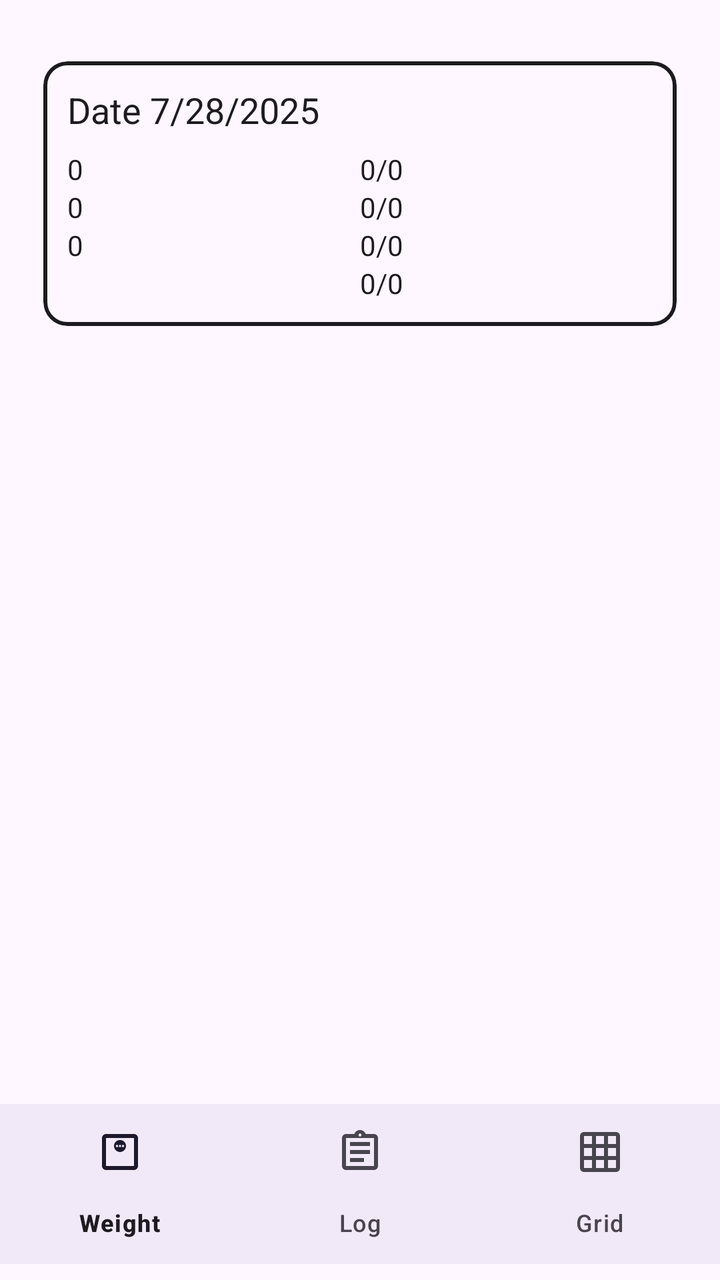
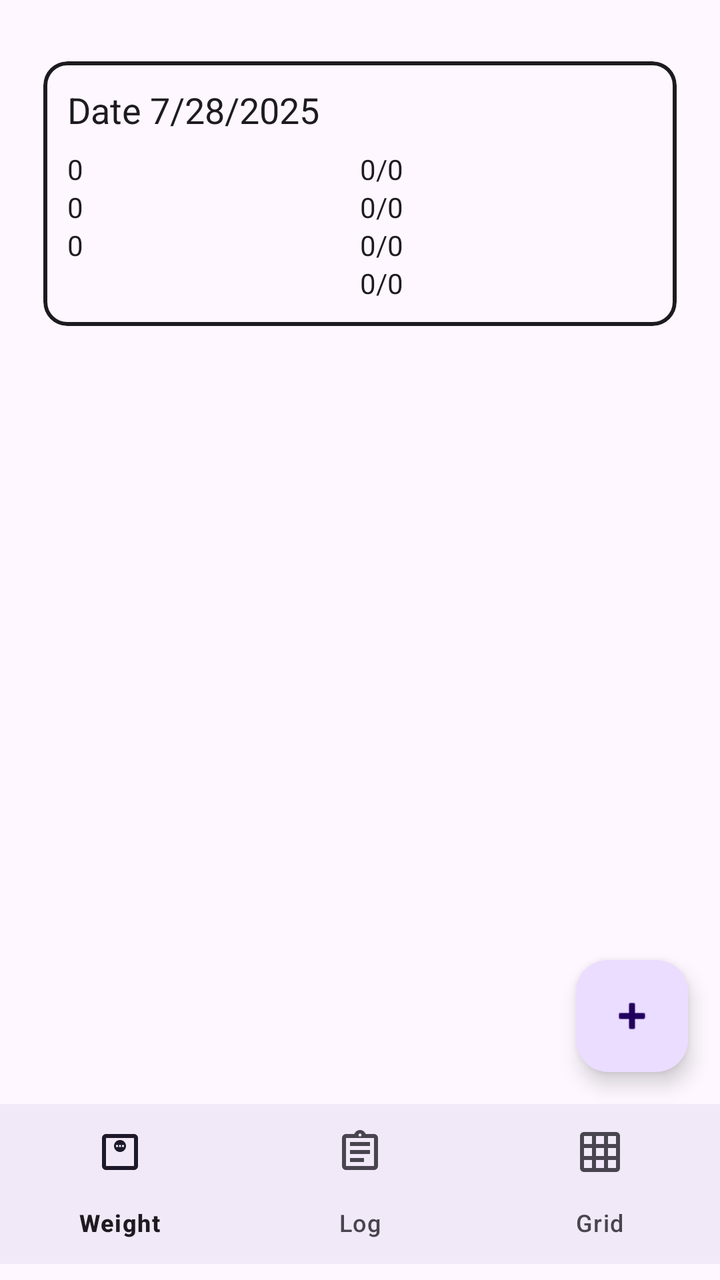

Compare the two renders of this Android layout. The source of the first and the diff that turns it into the second are given below.
<!-- AndroidManifest.xml: application theme Theme.WeightTracker -->
<!-- res/layout/activity_log.xml -->
<?xml version="1.0" encoding="utf-8"?>
<LinearLayout
    xmlns:android="http://schemas.android.com/apk/res/android"
    xmlns:app="http://schemas.android.com/apk/res-auto"
    android:orientation="vertical"
    android:layout_width="match_parent"
    android:layout_height="match_parent"
    android:paddingTop="8dp"
    android:paddingBottom="8dp">

    
    <com.google.android.material.card.MaterialCardView
        style="@style/Widget.App.CardOutline"
        android:layout_width="match_parent"
        android:layout_height="wrap_content"
        android:layout_margin="16dp">

        <LinearLayout
            android:orientation="vertical"
            android:padding="12dp"
            android:layout_width="match_parent"
            android:layout_height="wrap_content">

            
            <TextView
                android:id="@+id/tvDate"
                android:layout_width="wrap_content"
                android:layout_height="wrap_content"
                android:text="Date 7/28/2025"
                android:textSize="18sp"
                android:textColor="?attr/colorOnBackground"/>

            
            <LinearLayout
                android:orientation="horizontal"
                android:layout_width="match_parent"
                android:layout_height="wrap_content"
                android:paddingTop="8dp">

                
                <LinearLayout
                    android:orientation="vertical"
                    android:layout_width="0dp"
                    android:layout_weight="1"
                    android:layout_height="wrap_content">

                    <TextView
                        android:id="@+id/tvCaloriesConsumed"
                        android:layout_width="wrap_content"
                        android:layout_height="wrap_content"
                        android:text="0"
                        android:textColor="?attr/colorOnBackground"/>

                    <TextView
                        android:id="@+id/tvCaloriesBurned"
                        android:layout_width="wrap_content"
                        android:layout_height="wrap_content"
                        android:text="0"
                        android:textColor="?attr/colorOnBackground"/>

                    <TextView
                        android:id="@+id/tvCaloriesRemaining"
                        android:layout_width="wrap_content"
                        android:layout_height="wrap_content"
                        android:text="0"
                        android:textColor="?attr/colorOnBackground"/>
                </LinearLayout>

                
                <LinearLayout
                    android:orientation="vertical"
                    android:layout_width="0dp"
                    android:layout_weight="1"
                    android:layout_height="wrap_content">

                    <TextView
                        android:id="@+id/tvFat"
                        android:layout_width="wrap_content"
                        android:layout_height="wrap_content"
                        android:text="0/0"
                        android:textColor="?attr/colorOnBackground"/>

                    <TextView
                        android:id="@+id/tvCarbs"
                        android:layout_width="wrap_content"
                        android:layout_height="wrap_content"
                        android:text="0/0"
                        android:textColor="?attr/colorOnBackground"/>

                    <TextView
                        android:id="@+id/tvFiber"
                        android:layout_width="wrap_content"
                        android:layout_height="wrap_content"
                        android:text="0/0"
                        android:textColor="?attr/colorOnBackground"/>

                    <TextView
                        android:id="@+id/tvProtein"
                        android:layout_width="wrap_content"
                        android:layout_height="wrap_content"
                        android:text="0/0"
                        android:textColor="?attr/colorOnBackground"/>
                </LinearLayout>

            </LinearLayout>
        </LinearLayout>
    </com.google.android.material.card.MaterialCardView>

    
    <androidx.recyclerview.widget.RecyclerView
        android:id="@+id/rvLogEntries"
        android:layout_width="match_parent"
        android:layout_height="0dp"
        android:layout_weight="1"
        android:paddingTop="4dp"
        android:paddingBottom="4dp"/>

    
    <com.google.android.material.bottomnavigation.BottomNavigationView
        android:id="@+id/bottomNav"
        android:layout_width="match_parent"
        android:layout_height="wrap_content"
        android:background="?attr/colorSurface"
        app:menu="@menu/bottom_nav_menu"/>
</LinearLayout>
<!-- resources referenced by this layout -->
<resources>
  <style name="Widget.App.CardOutline" parent="Widget.MaterialComponents.CardView">
          <item name="cardCornerRadius">12dp</item>
          <item name="cardElevation">0dp</item>
          <item name="strokeWidth">2dp</item>
          <item name="strokeColor">?attr/colorOnBackground</item>
          <item name="cardUseCompatPadding">true</item>
      </style>
  <style name="Theme.WeightTracker" parent="Base.Theme.WeightTracker" />
  <style name="Base.Theme.WeightTracker" parent="Theme.Material3.DayNight.NoActionBar">
  
      </style>
</resources>

<!-- the commit's change to res/layout/activity_log.xml (unified diff, before → after) -->
@@ -115,6 +115,17 @@
         android:paddingTop="4dp"
         android:paddingBottom="4dp"/>
 
+    <com.google.android.material.floatingactionbutton.FloatingActionButton
+        android:id="@+id/add_log"
+        android:layout_width="wrap_content"
+        android:layout_height="wrap_content"
+        android:contentDescription="@string/add_log"
+        app:srcCompat="@android:drawable/ic_input_add"
+        app:layout_anchorGravity="bottom|end"
+        android:layout_margin="16dp"
+        android:layout_gravity="bottom|end"/>
+
+
     
     <com.google.android.material.bottomnavigation.BottomNavigationView
         android:id="@+id/bottomNav"
<!-- resource entries referenced after the edit -->
@@ -1,5 +1,6 @@
 <!-- resources referenced by this layout -->
 <resources>
+  <string name="add_log">Add log</string>
   <style name="Widget.App.CardOutline" parent="Widget.MaterialComponents.CardView">
           <item name="cardCornerRadius">12dp</item>
           <item name="cardElevation">0dp</item>
